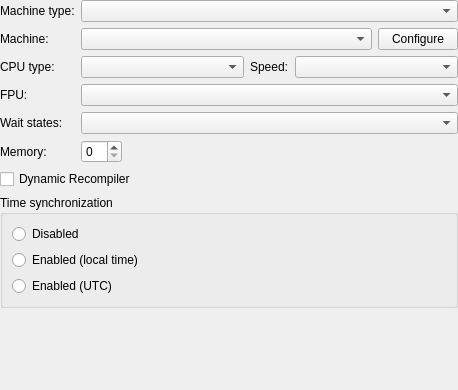
This is src/qt/qt_settingsmachine.ui in 86Box/86Box as Qt 5 draws it before an edit. The edited form follows.
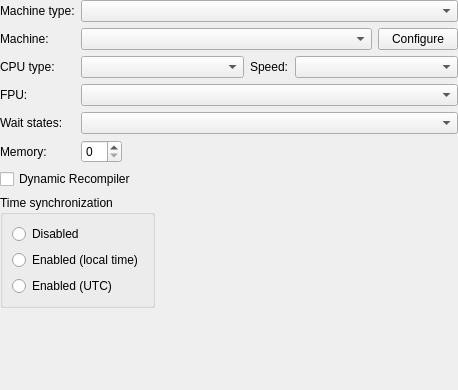
This is the edited form.

Commit message: qt: More Settings UI inconsistency-with-Win32 fixes

Patch:
```diff
--- a/src/qt/qt_settingsmachine.ui
+++ b/src/qt/qt_settingsmachine.ui
@@ -202,6 +202,12 @@
    </item>
    <item>
     <widget class="QGroupBox" name="groupBox">
+     <property name="sizePolicy">
+      <sizepolicy hsizetype="Maximum" vsizetype="Preferred">
+       <horstretch>0</horstretch>
+       <verstretch>0</verstretch>
+      </sizepolicy>
+     </property>
      <property name="title">
       <string>Time synchronization</string>
      </property>
```
